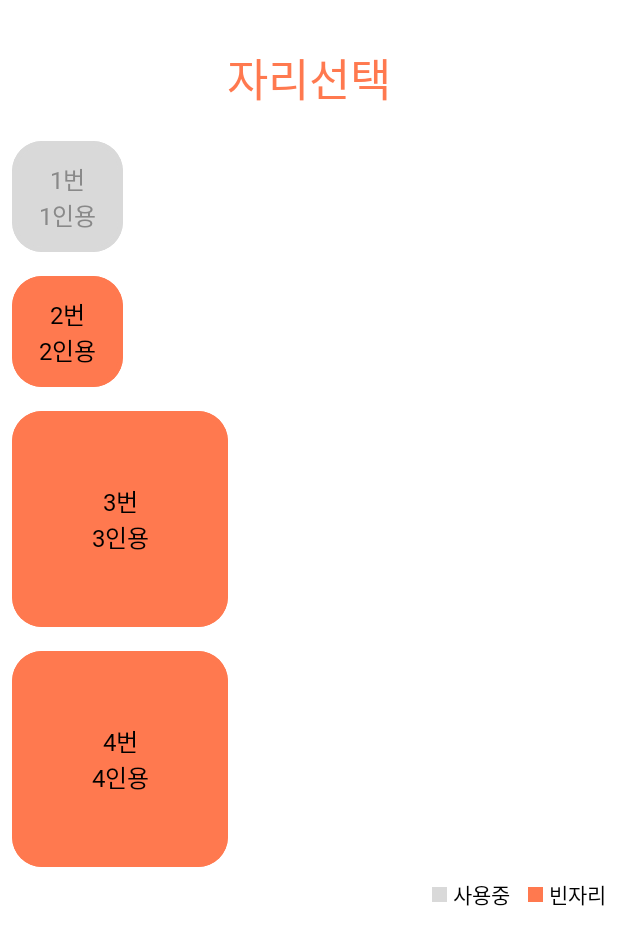
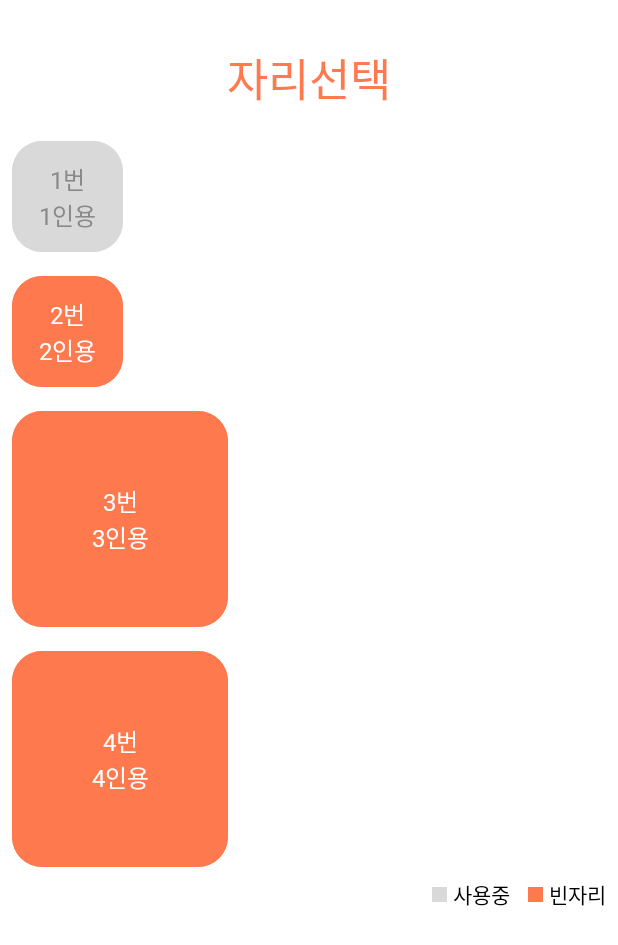
Before and after one commit to G3C1/Aid-Android, an Android app built with Jetpack Compose: the SeatActivity screen opened directly, with no data from a screen before it, on a phone screen of 412 x 824 dp. Shown: the top 945 px of the screen. Run offline under Robolectric (Android 15) with nearby library versions, the phone set to English and light mode, and no system bars; our stand-ins replace Dagger/Hilt's generated code; Roboto replaces fonts that are not available here.

Commit message:
🚛 :: 구조 변경

```diff
--- a/app/src/main/java/com/g3c1/oasis_android/feature_seat/data/data_source_impl/SeatDataSourceImpl.kt
+++ b/app/src/main/java/com/g3c1/oasis_android/feature_seat/data/data_source_impl/SeatDataSourceImpl.kt
@@ -1,6 +1,6 @@
 package com.g3c1.oasis_android.feature_seat.data.data_source_impl
 
-import com.g3c1.oasis_android.feature_seat.data.data_soure.SeatData
+import com.g3c1.oasis_android.feature_seat.data.dto.SeatData
 import com.g3c1.oasis_android.feature_seat.data.data_soure.SeatDataSource
 import com.g3c1.oasis_android.remote.api.SeatApi
 import com.g3c1.oasis_android.remote.util.ApiState
--- a/app/src/main/java/com/g3c1/oasis_android/feature_seat/data/data_soure/SeatDataSource.kt
+++ b/app/src/main/java/com/g3c1/oasis_android/feature_seat/data/data_soure/SeatDataSource.kt
@@ -1,5 +1,6 @@
 package com.g3c1.oasis_android.feature_seat.data.data_soure
 
+import com.g3c1.oasis_android.feature_seat.data.dto.SeatData
 import com.g3c1.oasis_android.remote.util.ApiState
 import kotlinx.coroutines.flow.Flow
 
--- a/app/src/main/java/com/g3c1/oasis_android/feature_seat/data/data_soure/SeatData.kt
+++ b/app/src/main/java/com/g3c1/oasis_android/feature_seat/data/dto/SeatData.kt
@@ -1,4 +1,4 @@
-package com.g3c1.oasis_android.feature_seat.data.data_soure
+package com.g3c1.oasis_android.feature_seat.data.dto
 
 data class SeatData(
     val seatId: Int,
--- a/app/src/main/java/com/g3c1/oasis_android/feature_seat/domain/repository/SeatRepository.kt
+++ b/app/src/main/java/com/g3c1/oasis_android/feature_seat/domain/repository/SeatRepository.kt
@@ -1,6 +1,6 @@
 package com.g3c1.oasis_android.feature_seat.domain.repository
 
-import com.g3c1.oasis_android.feature_seat.data.data_soure.SeatData
+import com.g3c1.oasis_android.feature_seat.data.dto.SeatData
 import com.g3c1.oasis_android.remote.util.ApiState
 import kotlinx.coroutines.flow.Flow
 
--- a/app/src/main/java/com/g3c1/oasis_android/feature_seat/domain/repository_impl/SeatRepositoryImpl.kt
+++ b/app/src/main/java/com/g3c1/oasis_android/feature_seat/domain/repository_impl/SeatRepositoryImpl.kt
@@ -1,6 +1,6 @@
 package com.g3c1.oasis_android.feature_seat.domain.repository_impl
 
-import com.g3c1.oasis_android.feature_seat.data.data_soure.SeatData
+import com.g3c1.oasis_android.feature_seat.data.dto.SeatData
 import com.g3c1.oasis_android.feature_seat.data.data_soure.SeatDataSource
 import com.g3c1.oasis_android.feature_seat.domain.repository.SeatRepository
 import com.g3c1.oasis_android.remote.util.ApiState
--- a/app/src/main/java/com/g3c1/oasis_android/feature_seat/presentation/seatlist/SeatListScreen.kt
+++ b/app/src/main/java/com/g3c1/oasis_android/feature_seat/presentation/seatlist/SeatListScreen.kt
@@ -18,7 +18,7 @@
 import androidx.compose.ui.text.style.TextAlign
 import androidx.compose.ui.unit.dp
 import androidx.compose.ui.unit.sp
-import com.g3c1.oasis_android.feature_seat.data.data_soure.SeatData
+import com.g3c1.oasis_android.feature_seat.data.dto.SeatData
 import com.g3c1.oasis_android.feature_seat.presentation.seatlist.component.SeatSubmitButton
 import com.g3c1.oasis_android.ui.theme.Font
 import com.g3c1.oasis_android.ui.theme.Gray
@@ -77,7 +77,7 @@
             seatDataList.forEach { item ->
                 val color = if (item.seated) Gray else Orange
                 val textColor =
-                    if (item.seated) Gray2 else if (!item.seated && isSelectedItem(item.seatId)) Orange else Color.Black
+                    if (item.seated) Gray2 else if (!item.seated && isSelectedItem(item.seatId)) Orange else Color.White
                 Column(
                     Modifier
                         .size(if (item.severalPeople >= 4) 160.dp else 90.dp)
--- a/app/src/main/java/com/g3c1/oasis_android/feature_seat/presentation/vm/SeatDataViewModel.kt
+++ b/app/src/main/java/com/g3c1/oasis_android/feature_seat/presentation/vm/SeatDataViewModel.kt
@@ -2,7 +2,7 @@ package com.g3c1.oasis_android.feature_seat.presentation.vm
 
 import androidx.lifecycle.ViewModel
 import androidx.lifecycle.viewModelScope
-import com.g3c1.oasis_android.feature_seat.data.data_soure.SeatData
+import com.g3c1.oasis_android.feature_seat.data.dto.SeatData
 import com.g3c1.oasis_android.feature_seat.domain.use_case.GetSeatDataUseCase
 import com.g3c1.oasis_android.remote.util.ApiState
 import dagger.hilt.android.lifecycle.HiltViewModel
--- a/app/src/main/java/com/g3c1/oasis_android/remote/api/SeatApi.kt
+++ b/app/src/main/java/com/g3c1/oasis_android/remote/api/SeatApi.kt
@@ -1,6 +1,6 @@
 package com.g3c1.oasis_android.remote.api
 
-import com.g3c1.oasis_android.feature_seat.data.data_soure.SeatData
+import com.g3c1.oasis_android.feature_seat.data.dto.SeatData
 import retrofit2.Response
 import retrofit2.http.GET
 
```
Also changed, not shown: 1 other file.
